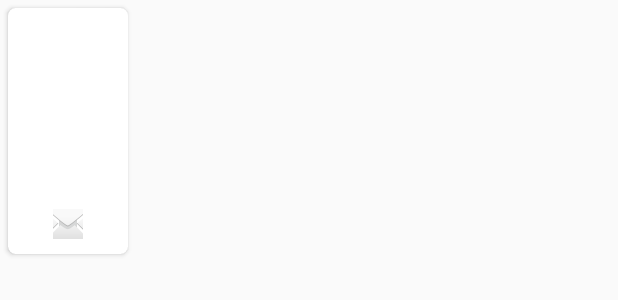
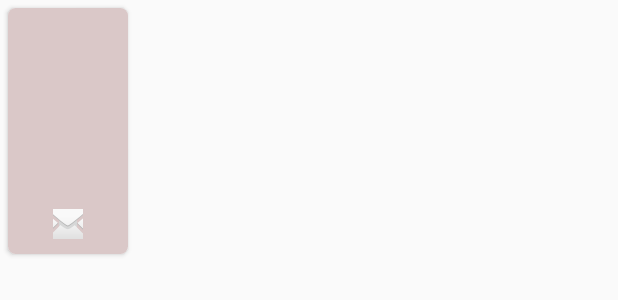
Before and after one commit to RuslanPark/ITMO-android-course, an Android app: the layout item.xml on its own in the app's theme, with its tools: preview values and no code run, on a phone screen of 412 x 824 dp. Shown: the top 300 px of the screen. Run offline under Robolectric (Android 15) with nearby library versions, the phone set to English and light mode, and no system bars.

Commit message:
Added colors

```diff
--- a/ContactListApp/app/src/main/res/layout/activity_main.xml
+++ b/ContactListApp/app/src/main/res/layout/activity_main.xml
@@ -3,6 +3,7 @@
     xmlns:tools="http://schemas.android.com/tools"
     android:layout_width="match_parent"
     android:layout_height="match_parent"
+    android:background="@color/colorMainBackground"
     tools:context=".MainActivity">
 
     <androidx.recyclerview.widget.RecyclerView
--- a/ContactListApp/app/src/main/res/layout/item.xml
+++ b/ContactListApp/app/src/main/res/layout/item.xml
@@ -7,9 +7,10 @@
     card_view:cardCornerRadius="5dp">
 
     <androidx.constraintlayout.widget.ConstraintLayout
-        android:layout_width="wrap_content"
-        android:layout_height="wrap_content"
+        android:layout_width="match_parent"
+        android:layout_height="match_parent"
         android:orientation="vertical"
+        android:background="@color/colorItemBackground"
         android:padding="10dp">
 
         <ImageView
--- a/ContactListApp/app/src/main/res/layout/item_blue.xml
+++ b/ContactListApp/app/src/main/res/layout/item_blue.xml
@@ -8,9 +8,9 @@
 
     <androidx.constraintlayout.widget.ConstraintLayout
         android:layout_width="match_parent"
-        android:layout_height="wrap_content"
+        android:layout_height="match_parent"
         android:orientation="vertical"
-        android:background="@color/colorPrimary"
+        android:background="@color/colorItemBlueBackground"
         android:padding="10dp">
 
         <ImageView
--- a/ContactListApp/app/src/main/res/values/colors.xml
+++ b/ContactListApp/app/src/main/res/values/colors.xml
@@ -3,4 +3,7 @@
     <color name="colorPrimary">#6200EE</color>
     <color name="colorPrimaryDark">#3700B3</color>
     <color name="colorAccent">#03DAC5</color>
+    <color name="colorMainBackground">#E3E3E3</color>
+    <color name="colorItemBackground">#DAC8C8</color>
+    <color name="colorItemBlueBackground">#40BFDF</color>
 </resources>
```
